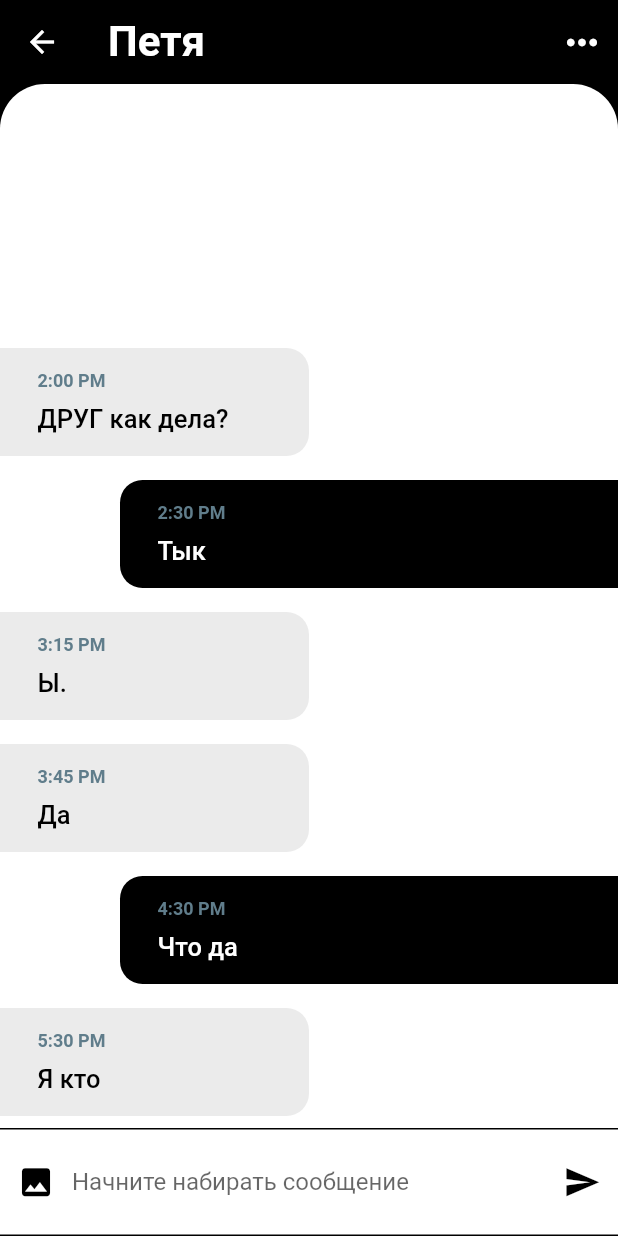
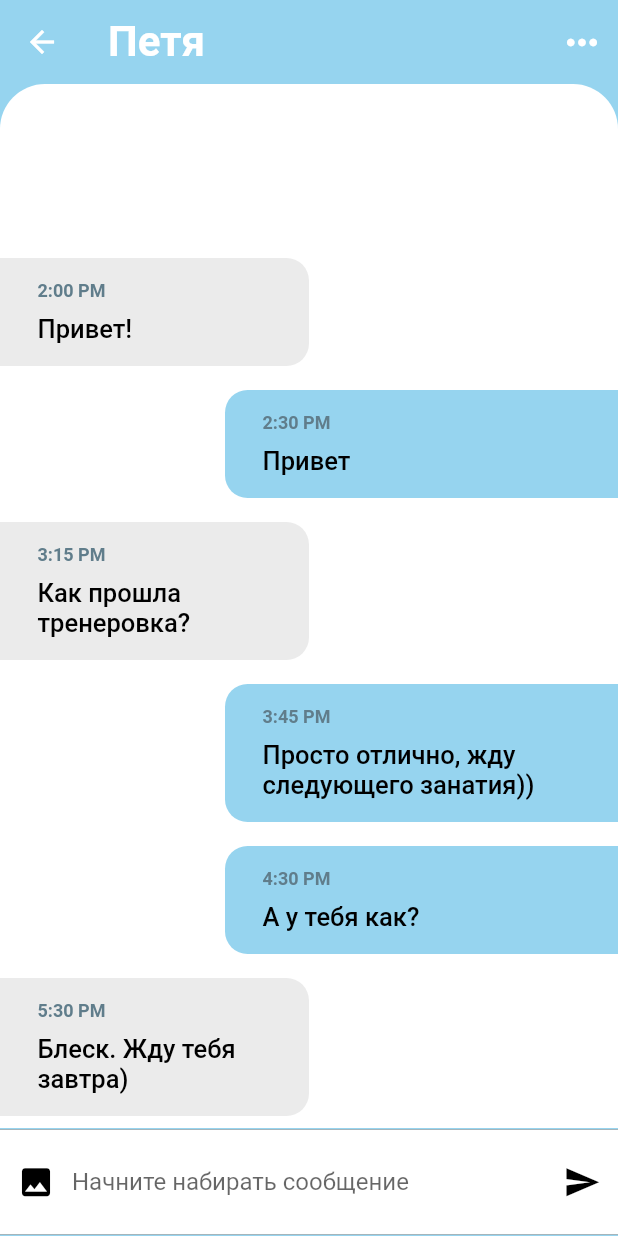
Before and after one commit to SmartYoga/mobile, a Flutter app: the RecentChats widget shown alone on an empty page, opened directly, after a tap on "Петя", on a phone screen of 412 x 824 dp. Run offline on Flutter 3.47's test engine with Material 2 defaults, Android fonts, the phone set to English and light mode, and no system bars.

Commit message:
што-то

```diff
--- a/lib/model/message.dart
+++ b/lib/model/message.dart
@@ -77,7 +77,7 @@ List<Message> chats = [
   Message(
     sender: id4,
     time: '2:30 PM',
-    text: 'Ну как там с деньгами',
+    text: 'Блеск. Жду тебя завтра)',
   ),
   Message(
     sender: id5,
@@ -101,31 +101,31 @@ List<Message> messages = [
   Message(
     sender: id1,
     time: '5:30 PM',
-    text: 'Я кто',
+    text: 'Блеск. Жду тебя завтра)',
   ),
   Message(
     sender: currentUser,
     time: '4:30 PM',
-    text: 'Что да',
+    text: 'А у тебя как?',
   ),
   Message(
-    sender: id1,
+    sender: currentUser,
     time: '3:45 PM',
-    text: 'Да',
+    text: 'Просто отлично, жду следующего занатия))',
   ),
   Message(
     sender: id1,
     time: '3:15 PM',
-    text: 'Ы. ',
+    text: 'Как прошла тренеровка?',
   ),
   Message(
     sender: currentUser,
     time: '2:30 PM',
-    text: 'Тык',
+    text: 'Привет',
   ),
   Message(
     sender: id1,
     time: '2:00 PM',
-    text: 'ДРУГ как дела?',
+    text: 'Привет!',
   ),
 ];
--- a/lib/pages/chat.dart
+++ b/lib/pages/chat.dart
@@ -6,10 +6,9 @@ class RecentChats extends StatelessWidget {
   @override
   Widget build(BuildContext context) {
     return Padding(
-      padding: EdgeInsets.all(0),
+      padding: EdgeInsets.only(top: 35),
       child: Container(
         margin: EdgeInsets.all(1.0),
-        color: Color(0xFFE9E9E9),
         child: ClipRRect(
           child: ListView.builder(
             itemCount: chats.length,
@@ -26,9 +25,13 @@ class RecentChats extends StatelessWidget {
                 ),
                 child: Container(
                   padding:
-                      EdgeInsets.symmetric(horizontal: 10.0, vertical: 10.0),
+                      EdgeInsets.symmetric(horizontal: 10.0, vertical: 15.0),
                   decoration: BoxDecoration(
-                    color: Colors.white,
+                    color: Color(0xFFC7E4F0),
+                    borderRadius: BorderRadius.only(
+                      topLeft: Radius.circular(30.0),
+                      bottomRight: Radius.circular(30.0),
+                    ),
                   ),
                   child: Row(
                     mainAxisAlignment: MainAxisAlignment.spaceBetween,
@@ -36,7 +39,7 @@ class RecentChats extends StatelessWidget {
                       Row(
                         children: <Widget>[
                           CircleAvatar(
-                            backgroundColor: Colors.black,
+                            backgroundColor: Color(0xFF777777),
                             radius: 25.0,
                             backgroundImage: AssetImage(chat.sender.imageUrl),
                           ),
--- a/lib/pages/chatScreen.dart
+++ b/lib/pages/chatScreen.dart
@@ -18,7 +18,7 @@ class _ChatScreenState extends State<ChatScreen> {
           ? EdgeInsets.only(
               top: 8.0,
               bottom: 8.0,
-              left: 80.0,
+              left: 150.0,
             )
           : EdgeInsets.only(
               top: 8.0,
@@ -27,7 +27,7 @@ class _ChatScreenState extends State<ChatScreen> {
       padding: EdgeInsets.symmetric(horizontal: 25.0, vertical: 15.0),
       width: MediaQuery.of(context).size.width * 0.5,
       decoration: BoxDecoration(
-        color: isMe ? Colors.black : Color(0xFFEBEBEB),
+        color: isMe ? Color(0xFF96D4EF) : Color(0xFFEBEBEB),
         borderRadius: isMe
             ? BorderRadius.only(
                 topLeft: Radius.circular(15.0),
@@ -53,7 +53,7 @@ class _ChatScreenState extends State<ChatScreen> {
           Text(
             message.text,
             style: TextStyle(
-              color: isMe ? Colors.white : Color(0xFF000000),
+              color: isMe ? Color(0xFF000000) : Color(0xFF000000),
               fontSize: 17.0,
               fontWeight: FontWeight.w500,
             ),
@@ -109,9 +109,9 @@ class _ChatScreenState extends State<ChatScreen> {
   @override
   Widget build(BuildContext context) {
     return Scaffold(
-      backgroundColor: Colors.black,
+      backgroundColor: Color(0xFF96D4EF),
       appBar: AppBar(
-        backgroundColor: Colors.black,
+        backgroundColor: Color(0xFF96D4EF),
         title: Text(
           widget.user.name,
           style: TextStyle(
```
Also changed, not shown: lib/pages/start.dart (+24 -15 lines).
